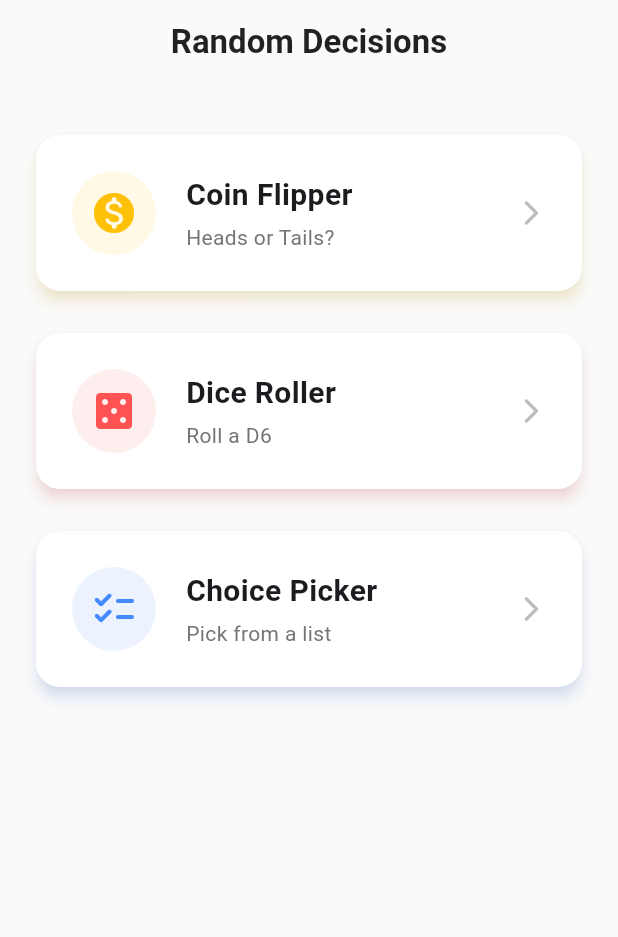
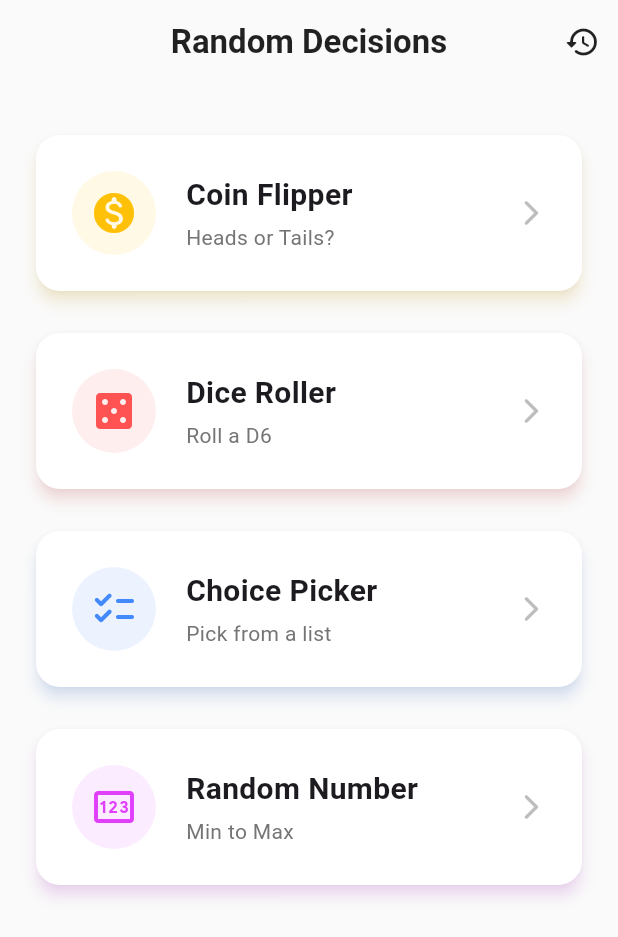
Before and after one commit to jumanewton/random_decision_maker, a Flutter app: the screen it shows after launch, on a phone screen of 412 x 824 dp. Shown: the top 937 px of the screen. Run offline on Flutter 3.47's test engine with Material 3 defaults, Android fonts, the light colour scheme and no system bars; our stand-ins replace shared_preferences.

Commit message:
I have added support for dark mode and more features

```diff
--- a/lib/main.dart
+++ b/lib/main.dart
@@ -3,6 +3,8 @@ import 'screens/home_screen.dart';
 import 'screens/coin_flip_screen.dart';
 import 'screens/dice_roll_screen.dart';
 import 'screens/decision_maker_screen.dart';
+import 'screens/rng_screen.dart';
+import 'screens/history_screen.dart';
 
 void main() {
   runApp(const RandomDecisionMakerApp());
@@ -16,9 +18,12 @@ class RandomDecisionMakerApp extends StatelessWidget {
     return MaterialApp(
       title: 'Random Decision Maker',
       debugShowCheckedModeBanner: false,
+      themeMode: ThemeMode.system,
       theme: ThemeData(
         colorScheme: ColorScheme.fromSeed(
           seedColor: Colors.deepPurple,
+          primary: Colors.deepPurple,
+          secondary: Colors.teal,
           brightness: Brightness.light,
         ),
         useMaterial3: true,
@@ -42,12 +47,42 @@ class RandomDecisionMakerApp extends StatelessWidget {
           surfaceTintColor: Colors.white,
         ),
       ),
+      darkTheme: ThemeData(
+        colorScheme: ColorScheme.fromSeed(
+          seedColor: Colors.deepPurple,
+          primary: Colors.deepPurpleAccent,
+          secondary: Colors.tealAccent,
+          brightness: Brightness.dark,
+        ),
+        useMaterial3: true,
+        scaffoldBackgroundColor: const Color(0xFF121212),
+        appBarTheme: const AppBarTheme(
+          centerTitle: true,
+          backgroundColor: Colors.transparent,
+          elevation: 0,
+          scrolledUnderElevation: 0,
+          titleTextStyle: TextStyle(
+            color: Colors.white,
+            fontSize: 22,
+            fontWeight: FontWeight.bold,
+          ),
+          iconTheme: IconThemeData(color: Colors.white),
+        ),
+        cardTheme: CardThemeData(
+          elevation: 2,
+          shape: RoundedRectangleBorder(borderRadius: BorderRadius.circular(16)),
+          color: const Color(0xFF1E1E1E),
+          surfaceTintColor: const Color(0xFF1E1E1E),
+        ),
+      ),
       initialRoute: '/',
       routes: {
         '/': (context) => const HomeScreen(),
         '/coin': (context) => const CoinFlipScreen(),
         '/dice': (context) => const DiceRollScreen(),
         '/decision': (context) => const DecisionMakerScreen(),
+        '/rng': (context) => const RngScreen(),
+        '/history': (context) => const HistoryScreen(),
       },
     );
   }
--- a/lib/screens/home_screen.dart
+++ b/lib/screens/home_screen.dart
@@ -6,7 +6,15 @@ class HomeScreen extends StatelessWidget {
   @override
   Widget build(BuildContext context) {
     return Scaffold(
-      appBar: AppBar(title: const Text('Random Decisions')),
+      appBar: AppBar(
+        title: const Text('Random Decisions'),
+        actions: [
+          IconButton(
+            icon: const Icon(Icons.history_rounded),
+            onPressed: () => Navigator.pushNamed(context, '/history'),
+          ),
+        ],
+      ),
       body: ListView(
         padding: const EdgeInsets.all(20),
         children: [
@@ -36,6 +44,15 @@ class HomeScreen extends StatelessWidget {
             Icons.checklist_rounded,
             Colors.blueAccent,
             '/decision',
+          ),
+          const SizedBox(height: 20),
+          _buildMenuCard(
+            context,
+            'Random Number',
+            'Min to Max',
+            Icons.pin_outlined,
+            Colors.purpleAccent,
+            '/rng',
           ),
         ],
       ),
--- a/pubspec.yaml
+++ b/pubspec.yaml
@@ -34,6 +34,8 @@ dependencies:
   # The following adds the Cupertino Icons font to your application.
   # Use with the CupertinoIcons class for iOS style icons.
   cupertino_icons: ^1.0.8
+  shared_preferences: ^2.5.2
+  intl: ^0.20.2
 
 dev_dependencies:
   flutter_test:
```
Also changed, not shown: lib/screens/coin_flip_screen.dart (+20 -8 lines), lib/screens/decision_maker_screen.dart (+18 -2 lines), lib/screens/dice_roll_screen.dart (+20 -5 lines), lib/screens/history_screen.dart (added, +119 -0 lines), lib/screens/rng_screen.dart (added, +136 -0 lines), lib/services/history_service.dart (added, +62 -0 lines), pubspec.lock, 3 other files.
